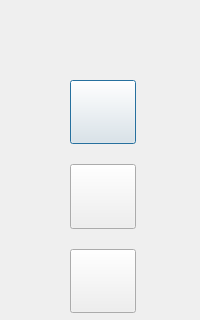
This is dialogs/softkeywidget.ui in Jade-yun/MachineTool as Qt 5 draws it before an edit; both pictures show x 0 to 200 and y 0 to 320 of the 200 by 600 pixel window. The edited form follows.
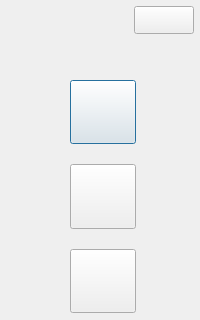
This is the edited form. Icons and pictures are not drawn.

Commit message: add title bar for soft key

Diff of the .ui file:
```diff
--- a/dialogs/softkeywidget.ui
+++ b/dialogs/softkeywidget.ui
@@ -13,7 +13,7 @@
   <property name="windowTitle">
    <string>Dialog</string>
   </property>
-  <widget class="QWidget" name="">
+  <widget class="QWidget" name="layoutWidget">
    <property name="geometry">
     <rect>
      <x>70</x>
@@ -160,6 +160,123 @@
     </item>
    </layout>
   </widget>
+  <widget class="QWidget" name="titleBar" native="true">
+   <property name="geometry">
+    <rect>
+     <x>0</x>
+     <y>0</y>
+     <width>200</width>
+     <height>40</height>
+    </rect>
+   </property>
+   <property name="sizePolicy">
+    <sizepolicy hsizetype="Preferred" vsizetype="Fixed">
+     <horstretch>0</horstretch>
+     <verstretch>0</verstretch>
+    </sizepolicy>
+   </property>
+   <property name="minimumSize">
+    <size>
+     <width>0</width>
+     <height>40</height>
+    </size>
+   </property>
+   <layout class="QHBoxLayout" name="horizontalLayout_2">
+    <property name="spacing">
+     <number>0</number>
+    </property>
+    <property name="topMargin">
+     <number>0</number>
+    </property>
+    <property name="rightMargin">
+     <number>6</number>
+    </property>
+    <property name="bottomMargin">
+     <number>0</number>
+    </property>
+    <item>
+     <widget class="QLabel" name="labTitle">
+      <property name="sizePolicy">
+       <sizepolicy hsizetype="Expanding" vsizetype="Expanding">
+        <horstretch>0</horstretch>
+        <verstretch>0</verstretch>
+       </sizepolicy>
+      </property>
+     </widget>
+    </item>
+    <item>
+     <widget class="QWidget" name="widgetMenu" native="true">
+      <property name="sizePolicy">
+       <sizepolicy hsizetype="Preferred" vsizetype="Fixed">
+        <horstretch>0</horstretch>
+        <verstretch>0</verstretch>
+       </sizepolicy>
+      </property>
+      <property name="maximumSize">
+       <size>
+        <width>16777215</width>
+        <height>28</height>
+       </size>
+      </property>
+      <layout class="QHBoxLayout" name="horizontalLayout">
+       <property name="spacing">
+        <number>0</number>
+       </property>
+       <property name="leftMargin">
+        <number>0</number>
+       </property>
+       <property name="topMargin">
+        <number>0</number>
+       </property>
+       <property name="rightMargin">
+        <number>0</number>
+       </property>
+       <property name="bottomMargin">
+        <number>0</number>
+       </property>
+       <item>
+        <widget class="QPushButton" name="btnMenu_Close">
+         <property name="sizePolicy">
+          <sizepolicy hsizetype="Minimum" vsizetype="Expanding">
+           <horstretch>0</horstretch>
+           <verstretch>0</verstretch>
+          </sizepolicy>
+         </property>
+         <property name="minimumSize">
+          <size>
+           <width>60</width>
+           <height>0</height>
+          </size>
+         </property>
+         <property name="maximumSize">
+          <size>
+           <width>60</width>
+           <height>16777215</height>
+          </size>
+         </property>
+         <property name="cursor">
+          <cursorShape>ArrowCursor</cursorShape>
+         </property>
+         <property name="focusPolicy">
+          <enum>Qt::NoFocus</enum>
+         </property>
+         <property name="toolTip">
+          <string>关闭</string>
+         </property>
+         <property name="text">
+          <string/>
+         </property>
+         <property name="icon">
+          <iconset resource="../images.qrc">
+           <normaloff>:/images/delete_btn.png</normaloff>:/images/delete_btn.png</iconset>
+         </property>
+        </widget>
+       </item>
+      </layout>
+     </widget>
+    </item>
+   </layout>
+  </widget>
  </widget>
  <resources/>
  <connections/>
```
Left out of the diff: 4 changed lines with no effect on the pictures. The commit also changes 5 other files.
